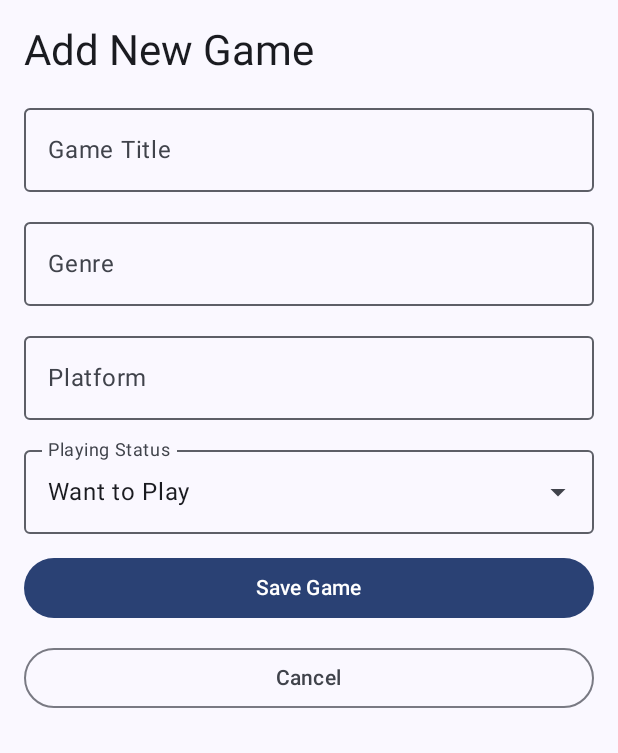
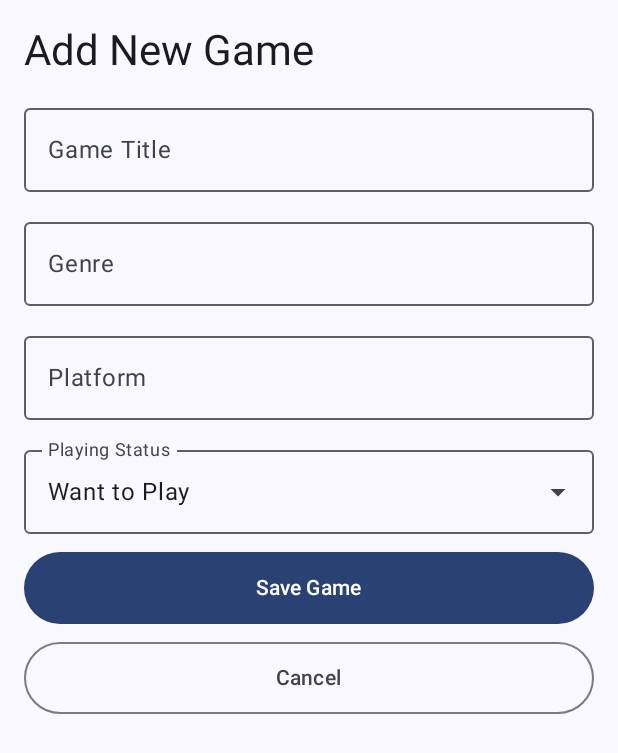
Before and after one commit to karnitM/GameTrack, an Android app built with Jetpack Compose: the screen it shows after launch (MainActivity), after a tap on "Add Game Manually", on a phone screen of 412 x 824 dp. Shown: the top 753 px of the screen. Run offline under Robolectric (Android 15) with nearby library versions, the phone set to English and light mode, and no system bars; our stand-ins replace Room's generated code; 1 statement that could not run was skipped.

Commit message:
Improve accessibility and screen reader support

```diff
--- a/app/src/main/java/com/example/gametrack/screens/AddGameScreen.kt
+++ b/app/src/main/java/com/example/gametrack/screens/AddGameScreen.kt
@@ -5,9 +5,14 @@ import androidx.compose.foundation.rememberScrollState
 import androidx.compose.foundation.verticalScroll
 import androidx.compose.material3.*
 import androidx.compose.runtime.*
+import androidx.compose.runtime.saveable.rememberSaveable
 import androidx.compose.ui.Modifier
 import androidx.compose.ui.unit.dp
 import androidx.compose.ui.res.stringResource
+import androidx.compose.ui.semantics.heading
+import androidx.compose.ui.semantics.semantics
+import androidx.compose.ui.semantics.LiveRegionMode
+import androidx.compose.ui.semantics.liveRegion
 import com.example.gametrack.R
 
 @OptIn(ExperimentalMaterial3Api::class)
@@ -16,12 +21,12 @@ fun AddGameScreen(
     onSaveGame: (String, String, String, String) -> Unit,
     onCancel: () -> Unit
 ) {
-    var title by remember { mutableStateOf("") }
-    var genre by remember { mutableStateOf("") }
-    var platform by remember { mutableStateOf("") }
-    var status by remember { mutableStateOf("Want to Play") }
+    var title by rememberSaveable { mutableStateOf("") }
+    var genre by rememberSaveable { mutableStateOf("") }
+    var platform by rememberSaveable { mutableStateOf("") }
+    var status by rememberSaveable { mutableStateOf("Want to Play") }
     var statusExpanded by remember { mutableStateOf(false) }
-    var showError by remember { mutableStateOf(false) }
+    var showError by rememberSaveable { mutableStateOf(false) }
 
     Column(
         modifier = Modifier
@@ -32,47 +37,69 @@ fun AddGameScreen(
     ) {
         Text(
             text = stringResource(R.string.add_new_game),
-            style = MaterialTheme.typography.headlineMedium
+            style = MaterialTheme.typography.headlineMedium,
+            modifier = Modifier.semantics {
+                heading()
+            }
         )
 
         OutlinedTextField(
             value = title,
             onValueChange = { title = it },
-            label = { Text(stringResource(R.string.game_title)) },
+            label = {
+                Text(stringResource(R.string.game_title))
+            },
             modifier = Modifier.fillMaxWidth(),
-            singleLine = true
+            singleLine = true,
+            isError = showError && title.isBlank()
         )
 
         OutlinedTextField(
             value = genre,
             onValueChange = { genre = it },
-            label = { Text(stringResource(R.string.genre)) },
+            label = {
+                Text(stringResource(R.string.genre))
+            },
             modifier = Modifier.fillMaxWidth(),
-            singleLine = true
+            singleLine = true,
+            isError = showError && genre.isBlank()
         )
 
         OutlinedTextField(
             value = platform,
             onValueChange = { platform = it },
-            label = { Text(stringResource(R.string.platform)) },
+            label = {
+                Text(stringResource(R.string.platform))
+            },
             modifier = Modifier.fillMaxWidth(),
-            singleLine = true
+            singleLine = true,
+            isError = showError && platform.isBlank()
         )
 
         ExposedDropdownMenuBox(
             expanded = statusExpanded,
-            onExpandedChange = { statusExpanded = !statusExpanded }
+            onExpandedChange = {
+                statusExpanded = !statusExpanded
+            }
         ) {
             OutlinedTextField(
                 value = when (status) {
-                    "Want to Play" -> stringResource(R.string.status_want_to_play)
-                    "Currently Playing" -> stringResource(R.string.status_playing)
-                    "Completed" -> stringResource(R.string.status_completed)
+                    "Want to Play" ->
+                        stringResource(R.string.status_want_to_play)
+
+                    "Currently Playing" ->
+                        stringResource(R.string.status_playing)
+
+                    "Completed" ->
+                        stringResource(R.string.status_completed)
+
                     else -> status
                 },
                 onValueChange = {},
                 readOnly = true,
-                label = { Text(stringResource(R.string.playing_status)) },
+                label = {
+                    Text(stringResource(R.string.playing_status))
+                },
                 trailingIcon = {
                     ExposedDropdownMenuDefaults.TrailingIcon(
                         expanded = statusExpanded
@@ -87,7 +114,9 @@ fun AddGameScreen(
 
             ExposedDropdownMenu(
                 expanded = statusExpanded,
-                onDismissRequest = { statusExpanded = false }
+                onDismissRequest = {
+                    statusExpanded = false
+                }
             ) {
                 listOf(
                     "Want to Play",
@@ -98,9 +127,15 @@ fun AddGameScreen(
                         text = {
                             Text(
                                 when (option) {
-                                    "Want to Play" -> stringResource(R.string.status_want_to_play)
-                                    "Currently Playing" -> stringResource(R.string.status_playing)
-                                    "Completed" -> stringResource(R.string.status_completed)
+                                    "Want to Play" ->
+                                        stringResource(R.string.status_want_to_play)
+
+                                    "Currently Playing" ->
+                                        stringResource(R.string.status_playing)
+
+                                    "Completed" ->
+                                        stringResource(R.string.status_completed)
+
                                     else -> option
                                 }
                             )
@@ -114,10 +149,16 @@ fun AddGameScreen(
             }
         }
 
-        if (showError) {
+        if (
+            showError &&
+            (title.isBlank() || genre.isBlank() || platform.isBlank())
+        ) {
             Text(
                 text = stringResource(R.string.fill_all_fields),
-                color = MaterialTheme.colorScheme.error
+                color = MaterialTheme.colorScheme.error,
+                modifier = Modifier.semantics {
+                    liveRegion = LiveRegionMode.Polite
+                }
             )
         }
 
@@ -131,6 +172,7 @@ fun AddGameScreen(
                     showError = true
                 } else {
                     showError = false
+
                     onSaveGame(
                         title.trim(),
                         genre.trim(),
@@ -139,14 +181,18 @@ fun AddGameScreen(
                     )
                 }
             },
-            modifier = Modifier.fillMaxWidth()
+            modifier = Modifier
+                .fillMaxWidth()
+                .heightIn(min = 48.dp)
         ) {
             Text(stringResource(R.string.save_game))
         }
 
         OutlinedButton(
             onClick = onCancel,
-            modifier = Modifier.fillMaxWidth()
+            modifier = Modifier
+                .fillMaxWidth()
+                .heightIn(min = 48.dp)
         ) {
             Text(stringResource(R.string.cancel))
         }
--- a/app/src/main/java/com/example/gametrack/screens/GameLibraryScreen.kt
+++ b/app/src/main/java/com/example/gametrack/screens/GameLibraryScreen.kt
@@ -5,11 +5,17 @@ import androidx.compose.foundation.lazy.LazyColumn
 import androidx.compose.foundation.lazy.items
 import androidx.compose.material3.*
 import androidx.compose.runtime.*
+import androidx.compose.runtime.saveable.rememberSaveable
 import androidx.compose.ui.Modifier
 import androidx.compose.ui.unit.dp
-import com.example.gametrack.data.Game
 import androidx.compose.foundation.clickable
 import androidx.compose.ui.res.stringResource
+import androidx.compose.ui.semantics.Role
+import androidx.compose.ui.semantics.heading
+import androidx.compose.ui.semantics.semantics
+import androidx.compose.ui.semantics.LiveRegionMode
+import androidx.compose.ui.semantics.liveRegion
+import com.example.gametrack.data.Game
 import com.example.gametrack.R
 
 @Composable
@@ -21,81 +27,105 @@ fun GameLibraryScreen(
     onSearchGames: () -> Unit,
     onReminders: () -> Unit
 ) {
-    var searchText by remember { mutableStateOf("") }
+    var searchText by rememberSaveable {
+        mutableStateOf("")
+    }
 
     val filteredGames = games.filter {
         it.title.contains(searchText, ignoreCase = true)
     }
 
-    Column(
-        modifier = Modifier
-            .fillMaxSize()
-            .padding(16.dp)
+    LazyColumn(
+        modifier = Modifier.fillMaxSize(),
+        contentPadding = PaddingValues(16.dp),
+        verticalArrangement = Arrangement.spacedBy(8.dp)
     ) {
+        item {
             Text(
                 text = stringResource(R.string.my_game_library),
-            style = MaterialTheme.typography.headlineMedium
+                style = MaterialTheme.typography.headlineMedium,
+                modifier = Modifier.semantics {
+                    heading()
+                }
             )
 
-        Spacer(modifier = Modifier.height(16.dp))
+            Spacer(modifier = Modifier.height(8.dp))
+        }
 
+        item {
             OutlinedTextField(
                 value = searchText,
                 onValueChange = { searchText = it },
-            label = { Text(stringResource(R.string.search_my_library)) },
+                label = {
+                    Text(stringResource(R.string.search_my_library))
+                },
                 modifier = Modifier.fillMaxWidth(),
                 singleLine = true
             )
 
-        Spacer(modifier = Modifier.height(16.dp))
+            Spacer(modifier = Modifier.height(8.dp))
+        }
 
+        item {
             Button(
                 onClick = onAddGame,
-            modifier = Modifier.fillMaxWidth()
+                modifier = Modifier
+                    .fillMaxWidth()
+                    .heightIn(min = 48.dp)
             ) {
                 Text(stringResource(R.string.add_game_manually))
             }
+        }
 
-        Spacer(modifier = Modifier.height(8.dp))
-
+        item {
             OutlinedButton(
                 onClick = onStatistics,
-            modifier = Modifier.fillMaxWidth()
+                modifier = Modifier
+                    .fillMaxWidth()
+                    .heightIn(min = 48.dp)
             ) {
                 Text(stringResource(R.string.view_statistics))
             }
+        }
 
+        item {
             Button(
                 onClick = onSearchGames,
-            modifier = Modifier.fillMaxWidth()
+                modifier = Modifier
+                    .fillMaxWidth()
+                    .heightIn(min = 48.dp)
             ) {
                 Text(stringResource(R.string.discover_games_online))
             }
+        }
 
-        Spacer(modifier = Modifier.height(8.dp))
-
+        item {
             OutlinedButton(
                 onClick = onReminders,
-            modifier = Modifier.fillMaxWidth()
+                modifier = Modifier
+                    .fillMaxWidth()
+                    .heightIn(min = 48.dp)
             ) {
                 Text(stringResource(R.string.game_reminders))
             }
 
-        Spacer(modifier = Modifier.height(16.dp))
+            Spacer(modifier = Modifier.height(8.dp))
+        }
 
         if (filteredGames.isEmpty()) {
+            item {
                 Text(
                     text = if (searchText.isBlank()) {
                         stringResource(R.string.no_games_saved)
                     } else {
                         stringResource(R.string.no_games_found)
+                    },
+                    modifier = Modifier.semantics {
+                        liveRegion = LiveRegionMode.Polite
                     }
                 )
+            }
         } else {
-            LazyColumn(
-                modifier = Modifier.weight(1f),
-                verticalArrangement = Arrangement.spacedBy(8.dp)
-            ) {
             items(
                 items = filteredGames,
                 key = { it.gameID }
@@ -103,7 +133,8 @@ fun GameLibraryScreen(
                 Card(
                     modifier = Modifier
                         .fillMaxWidth()
-                            .clickable {
+                        .heightIn(min = 48.dp)
+                        .clickable(role = Role.Button) {
                             onGameClick(game)
                         }
                 ) {
@@ -122,9 +153,15 @@ fun GameLibraryScreen(
 
                         Text(
                             text = when (game.status) {
-                                    "Want to Play" -> stringResource(R.string.status_want_to_play)
-                                    "Currently Playing" -> stringResource(R.string.status_playing)
-                                    "Completed" -> stringResource(R.string.status_completed)
+                                "Want to Play" ->
+                                    stringResource(R.string.status_want_to_play)
+
+                                "Currently Playing" ->
+                                    stringResource(R.string.status_playing)
+
+                                "Completed" ->
+                                    stringResource(R.string.status_completed)
+
                                 else -> game.status
                             },
                             style = MaterialTheme.typography.bodyMedium
@@ -135,4 +172,3 @@ fun GameLibraryScreen(
         }
     }
 }
-}
```
Lines whose indentation alone changed are shown as unchanged.
